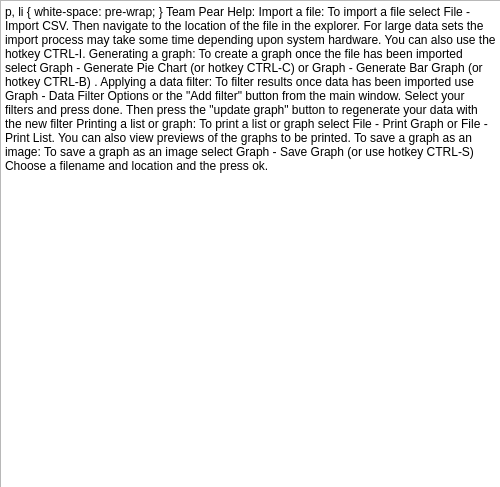
The window that src/main/c++/helpdialog.ui (bruxillensis/teampear) describes before a commit, drawn with Qt 5.
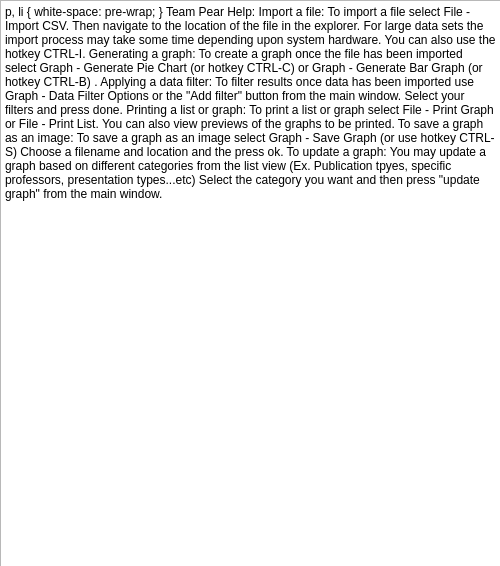
The same window after the commit.

Commit message: Update help diag

```diff
--- a/src/main/c++/helpdialog.ui
+++ b/src/main/c++/helpdialog.ui
@@ -7,7 +7,7 @@
     <x>0</x>
     <y>0</y>
     <width>500</width>
-    <height>487</height>
+    <height>566</height>
    </rect>
   </property>
   <property name="windowTitle">
@@ -22,7 +22,7 @@
      <x>0</x>
      <y>0</y>
      <width>501</width>
-     <height>491</height>
+     <height>571</height>
     </rect>
    </property>
    <property name="html">
@@ -39,13 +39,17 @@
 &lt;p style=&quot; margin-top:0px; margin-bottom:0px; margin-left:0px; margin-right:0px; -qt-block-indent:0; text-indent:0px;&quot;&gt;&lt;span style=&quot; font-size:10pt;&quot;&gt;To create a graph once the file has been imported select Graph -&amp;gt; Generate Pie Chart (or hotkey CTRL-C)  or Graph -&amp;gt; Generate Bar Graph (or hotkey CTRL-B) . &lt;/span&gt;&lt;/p&gt;
 &lt;p style=&quot;-qt-paragraph-type:empty; margin-top:0px; margin-bottom:0px; margin-left:0px; margin-right:0px; -qt-block-indent:0; text-indent:0px; font-size:10pt;&quot;&gt;&lt;br /&gt;&lt;/p&gt;
 &lt;p style=&quot; margin-top:0px; margin-bottom:0px; margin-left:0px; margin-right:0px; -qt-block-indent:0; text-indent:0px;&quot;&gt;&lt;span style=&quot; font-size:10pt; font-weight:600;&quot;&gt;Applying a data filter:&lt;/span&gt;&lt;/p&gt;
-&lt;p style=&quot; margin-top:0px; margin-bottom:0px; margin-left:0px; margin-right:0px; -qt-block-indent:0; text-indent:0px;&quot;&gt;&lt;span style=&quot; font-size:10pt;&quot;&gt;To filter results once data has been imported use Graph -&amp;gt; Data Filter Options or the &amp;quot;Add filter&amp;quot; button from the main window. Select your filters and press done. Then press the &amp;quot;update graph&amp;quot; button to regenerate your data with the new filter&lt;/span&gt;&lt;/p&gt;
+&lt;p style=&quot; margin-top:0px; margin-bottom:0px; margin-left:0px; margin-right:0px; -qt-block-indent:0; text-indent:0px;&quot;&gt;&lt;span style=&quot; font-size:10pt;&quot;&gt;To filter results once data has been imported use Graph -&amp;gt; Data Filter Options or the &amp;quot;Add filter&amp;quot; button from the main window. Select your filters and press done. &lt;/span&gt;&lt;/p&gt;
 &lt;p style=&quot;-qt-paragraph-type:empty; margin-top:0px; margin-bottom:0px; margin-left:0px; margin-right:0px; -qt-block-indent:0; text-indent:0px; font-size:10pt;&quot;&gt;&lt;br /&gt;&lt;/p&gt;
 &lt;p style=&quot; margin-top:0px; margin-bottom:0px; margin-left:0px; margin-right:0px; -qt-block-indent:0; text-indent:0px;&quot;&gt;&lt;span style=&quot; font-size:10pt; font-weight:600;&quot;&gt;Printing a list or graph:&lt;/span&gt;&lt;/p&gt;
 &lt;p style=&quot; margin-top:0px; margin-bottom:0px; margin-left:0px; margin-right:0px; -qt-block-indent:0; text-indent:0px;&quot;&gt;&lt;span style=&quot; font-size:10pt;&quot;&gt;To print a list or graph select File -&amp;gt; Print Graph or File -&amp;gt; Print List. You can also view previews of the graphs to be printed. &lt;/span&gt;&lt;/p&gt;
 &lt;p style=&quot;-qt-paragraph-type:empty; margin-top:0px; margin-bottom:0px; margin-left:0px; margin-right:0px; -qt-block-indent:0; text-indent:0px; font-size:10pt;&quot;&gt;&lt;br /&gt;&lt;/p&gt;
 &lt;p style=&quot; margin-top:0px; margin-bottom:0px; margin-left:0px; margin-right:0px; -qt-block-indent:0; text-indent:0px;&quot;&gt;&lt;span style=&quot; font-size:10pt; font-weight:600;&quot;&gt;To save a graph as an image:&lt;/span&gt;&lt;/p&gt;
 &lt;p style=&quot; margin-top:0px; margin-bottom:0px; margin-left:0px; margin-right:0px; -qt-block-indent:0; text-indent:0px;&quot;&gt;&lt;span style=&quot; font-size:10pt;&quot;&gt;To save a graph as an image select Graph -&amp;gt; Save Graph (or use hotkey CTRL-S) Choose a filename and location and the press ok. &lt;/span&gt;&lt;/p&gt;
+&lt;p style=&quot;-qt-paragraph-type:empty; margin-top:0px; margin-bottom:0px; margin-left:0px; margin-right:0px; -qt-block-indent:0; text-indent:0px; font-size:10pt;&quot;&gt;&lt;br /&gt;&lt;/p&gt;
+&lt;p style=&quot; margin-top:0px; margin-bottom:0px; margin-left:0px; margin-right:0px; -qt-block-indent:0; text-indent:0px;&quot;&gt;&lt;span style=&quot; font-size:10pt; font-weight:600;&quot;&gt;To update a graph:&lt;/span&gt;&lt;/p&gt;
+&lt;p style=&quot; margin-top:0px; margin-bottom:0px; margin-left:0px; margin-right:0px; -qt-block-indent:0; text-indent:0px;&quot;&gt;&lt;span style=&quot; font-size:10pt;&quot;&gt;You may update a graph based on different categories from the list view (Ex. Publication tpyes, specific professors, presentation types...etc) Select the category you want and then press &amp;quot;update graph&amp;quot; from the main window. &lt;/span&gt;&lt;/p&gt;
+&lt;p style=&quot;-qt-paragraph-type:empty; margin-top:0px; margin-bottom:0px; margin-left:0px; margin-right:0px; -qt-block-indent:0; text-indent:0px; font-size:10pt;&quot;&gt;&lt;br /&gt;&lt;/p&gt;
 &lt;p style=&quot;-qt-paragraph-type:empty; margin-top:0px; margin-bottom:0px; margin-left:0px; margin-right:0px; -qt-block-indent:0; text-indent:0px; font-size:14pt; font-weight:600;&quot;&gt;&lt;br /&gt;&lt;/p&gt;
 &lt;p style=&quot;-qt-paragraph-type:empty; margin-top:0px; margin-bottom:0px; margin-left:0px; margin-right:0px; -qt-block-indent:0; text-indent:0px; font-size:14pt; font-weight:600;&quot;&gt;&lt;br /&gt;&lt;/p&gt;&lt;/body&gt;&lt;/html&gt;</string>
    </property>
```
